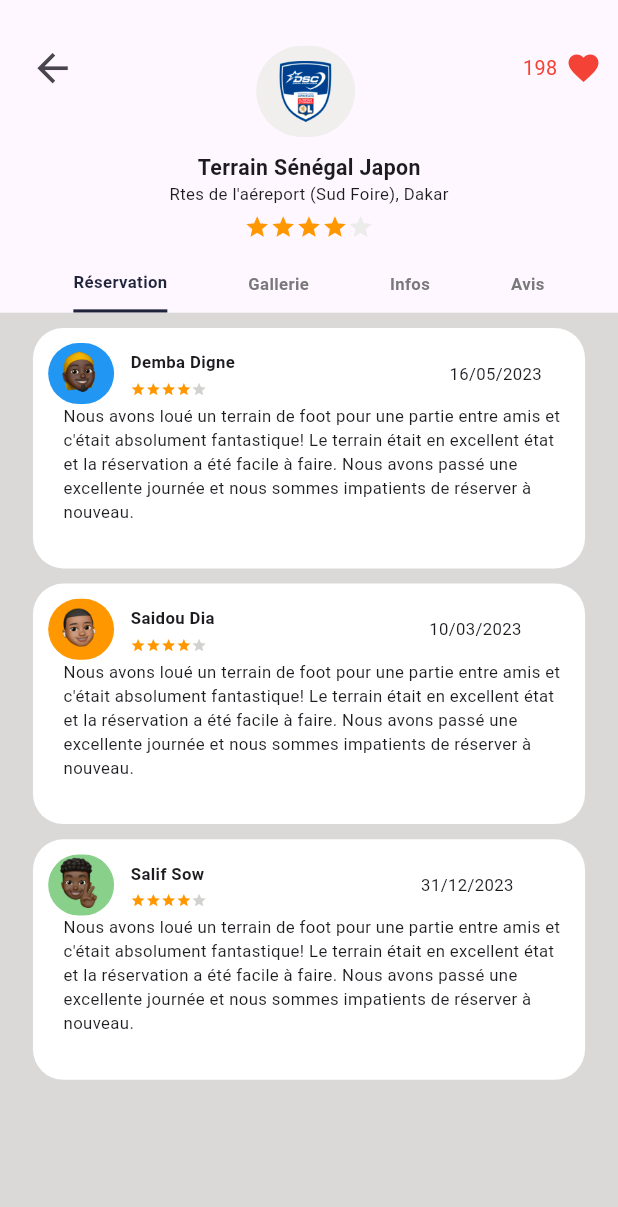
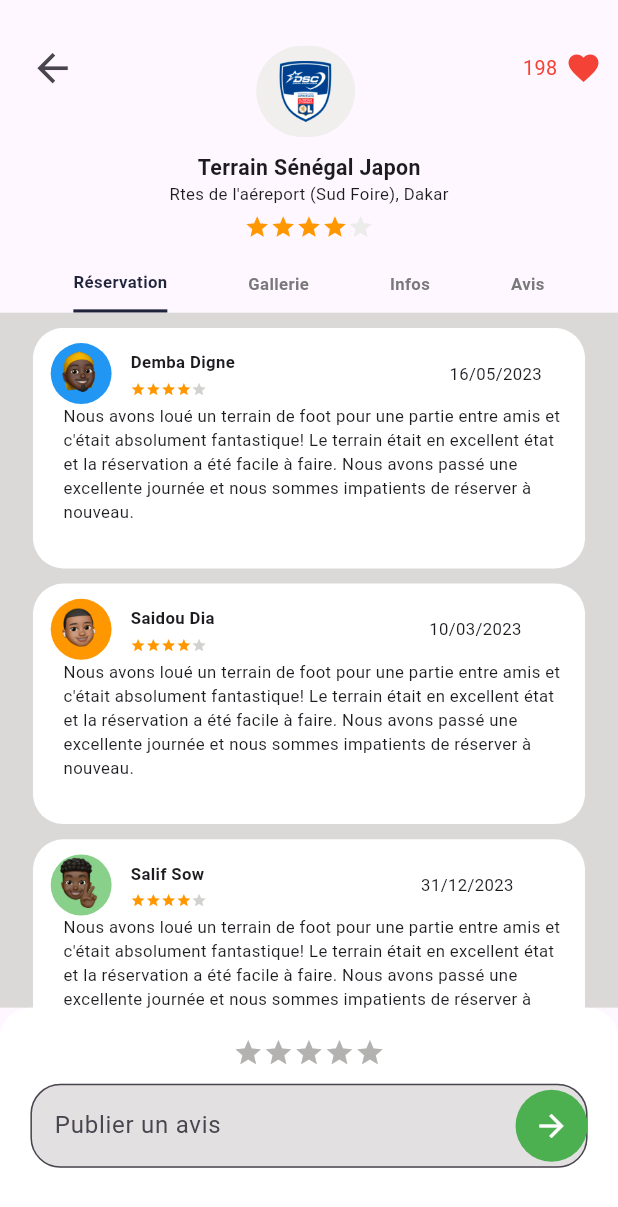
Before and after one commit to Saidou-Adama-Ndaye/sunu_foot, a Flutter app: the screen it shows after launch, on a phone screen of 412 x 824 dp. Shown: the top 1207 px of the screen. Run offline on Flutter 3.47's test engine with Material 3 defaults, Android fonts, the phone set to English and light mode, and no system bars; our stand-ins replace flutter_screenutil.

Commit message:
fin terrain avis

```diff
--- a/lib/pages/terrain_avis/terrain_avis.dart
+++ b/lib/pages/terrain_avis/terrain_avis.dart
@@ -1,5 +1,6 @@
 import 'package:flutter/material.dart';
 import 'package:flutter_screenutil/flutter_screenutil.dart';
+import 'package:sunu_foot/pages/terrain_avis/terrain_avis_widgets/bottom_avis_container.dart';
 import 'package:sunu_foot/pages/terrain_avis/terrain_avis_widgets/customer_avis_container.dart';
 import 'package:sunu_foot/pages/utils_widgets/header_container.dart';
 
@@ -18,7 +19,11 @@ class TerrainAvis extends StatelessWidget {
             Expanded(
               // LE GRAND CONTAINER GRIS
               child: Container(
-                padding: EdgeInsets.symmetric(vertical: 10.h, horizontal: 20.w),
+                padding: EdgeInsets.only(
+                  left: 20.w,
+                  right: 20.w,
+                  top: 10.h,
+                ),
                 width: double.infinity,
                 height: double.infinity,
                 decoration: const BoxDecoration(
@@ -61,6 +66,7 @@ class TerrainAvis extends StatelessWidget {
           ],
         ),
       ),
+      bottomNavigationBar: BottomAvisContainer(),
     );
   }
 }
--- /dev/null
+++ b/lib/pages/terrain_avis/terrain_avis_widgets/bottom_avis_container.dart
@@ -0,0 +1,83 @@
+import 'package:flutter/material.dart';
+import 'package:flutter_screenutil/flutter_screenutil.dart';
+
+class BottomAvisContainer extends StatelessWidget {
+  @override
+  Widget build(BuildContext context) {
+    return Container(
+      padding: EdgeInsets.all(20.sp),
+      height: 150.h, // Hauteur personnalisée
+      decoration: BoxDecoration(
+        color: Colors.white,
+        borderRadius: BorderRadius.only(
+          topLeft: Radius.circular(20.r),
+          topRight: Radius.circular(20.r),
+        ),
+      ),
+      // LE COLUMN QUI CONTIENT LES ELEMENTS
+      child: Column(
+        children: [
+          Row(
+            mainAxisAlignment: MainAxisAlignment.center,
+            children: [
+              Icon(
+                Icons.star,
+                color: Color.fromARGB(255, 179, 178, 177),
+                size: 20.sp,
+              ),
+              Icon(
+                Icons.star,
+                color: Color.fromARGB(255, 179, 178, 177),
+                size: 20.sp,
+              ),
+              Icon(
+                Icons.star,
+                color: Color.fromARGB(255, 179, 178, 177),
+                size: 20.sp,
+              ),
+              Icon(
+                Icons.star,
+                color: Color.fromARGB(255, 179, 178, 177),
+                size: 20.sp,
+              ),
+              Icon(
+                Icons.star,
+                color: Color.fromARGB(255, 179, 178, 177),
+                size: 20.sp,
+              ),
+            ],
+          ),
+          SizedBox(
+            height: 10.h,
+          ),
+          TextField(
+            decoration: InputDecoration(
+              filled: true,
+              fillColor: Color.fromARGB(255, 226, 224, 224),
+              hintText: 'Publier un avis ',
+              border: OutlineInputBorder(
+                borderRadius:
+                    BorderRadius.circular(20.0), // Coins arrondis du TextField
+              ),
+              suffixIcon: Container(
+                width: 40.w, // Largeur du conteneur de l'icône
+                height: 40.h, // Hauteur du conteneur de l'icône
+                decoration: const BoxDecoration(
+                  shape: BoxShape.circle, // Forme de cercle
+                  color: Colors.green, // Couleur de fond du cercle
+                ),
+                child: const Center(
+                  child: Icon(
+                    Icons
+                        .arrow_forward, // Icône de flèche à l'intérieur du cercle
+                    color: Colors.white, // Couleur de l'icône
+                  ),
+                ),
+              ),
+            ),
+          ),
+        ],
+      ),
+    );
+  }
+}
--- a/lib/pages/terrain_avis/terrain_avis_widgets/customer_avis_container.dart
+++ b/lib/pages/terrain_avis/terrain_avis_widgets/customer_avis_container.dart
@@ -38,10 +38,10 @@ class CustomerAvisContainer extends StatelessWidget {
                 width: 40.w,
                 decoration: BoxDecoration(
                   color: color, // Couleur de fond verte
-                  borderRadius: BorderRadius.circular(100.r),
+                  shape: BoxShape.circle,
                   image: DecorationImage(
                     image: AssetImage(imagePath),
-                  ), // Bordures arrondies
+                  ),
                 ),
               ),
               SizedBox(
```
